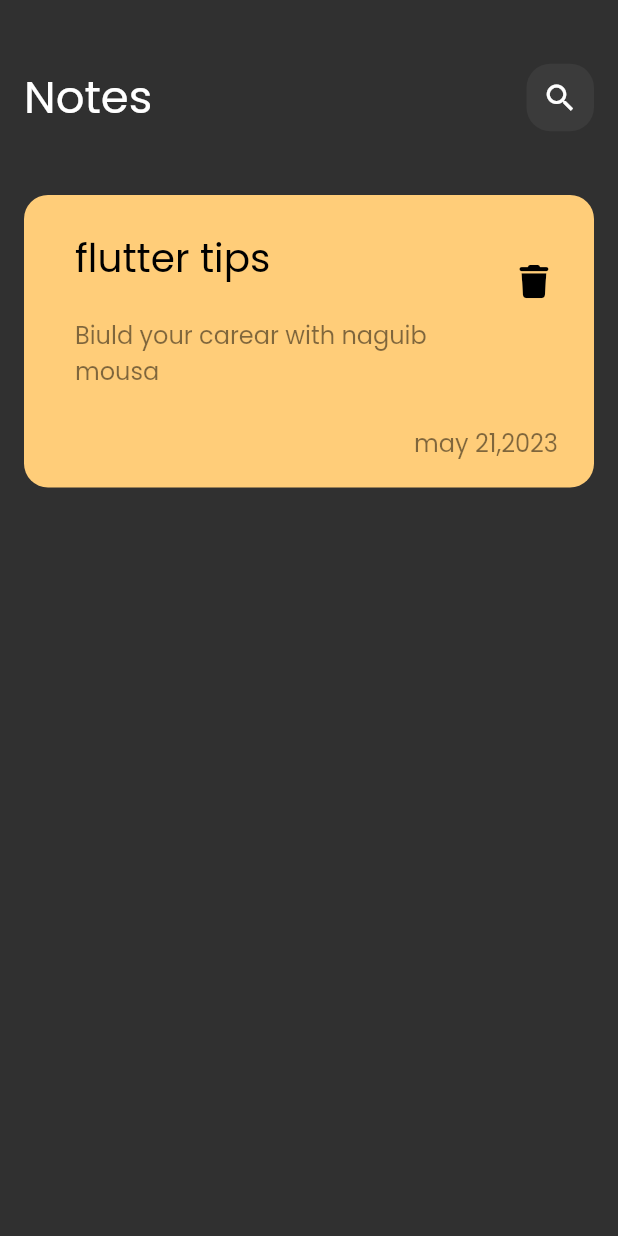
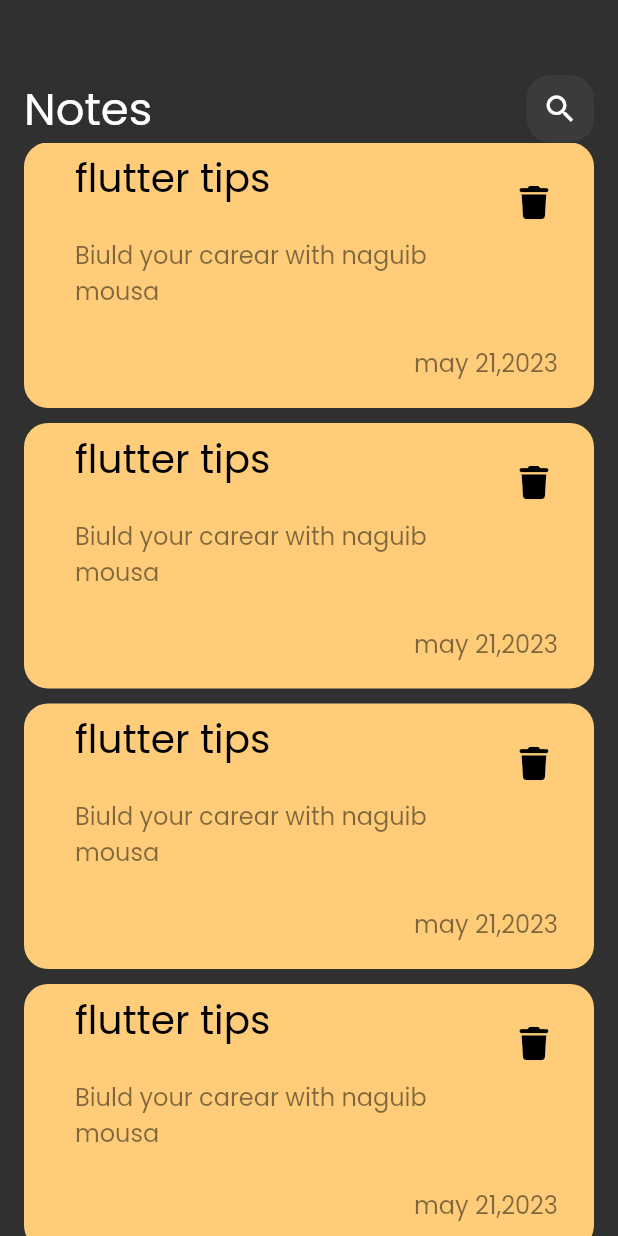
Before and after one commit to Naguib5/NotesApp, a Flutter app: the screen it shows after launch, on a phone screen of 412 x 824 dp. Run offline on Flutter 3.47's test engine with Material 2 defaults, Android fonts, the phone set to English and light mode, and no system bars; our stand-ins replace font_awesome_flutter.

Commit message:
create NotesListView.dart

```diff
--- /dev/null
+++ b/lib/widget/NotesListView.dart
@@ -0,0 +1,17 @@
+
+import 'package:flutter/cupertino.dart';
+
+import 'custom_notes_item.dart';
+
+class NotesListView extends StatelessWidget {
+  const NotesListView({super.key});
+  @override
+  Widget build(BuildContext context) {
+    return ListView.builder(itemBuilder: (context, index) {
+      return Padding(
+        padding: const EdgeInsets.only(bottom: 10),
+        child: const CustomNotesItem(),
+      );
+    });
+  }
+}
--- a/lib/widget/custom_app_bar.dart
+++ b/lib/widget/custom_app_bar.dart
@@ -1,4 +1,3 @@
-
 import 'package:flutter/cupertino.dart';
 import 'package:flutter/material.dart';
 import 'package:notes_app/widget/custom_search_icon.dart';
@@ -6,14 +5,18 @@ class CustomAppBar extends StatelessWidget {
   const CustomAppBar({super.key});
   @override
   Widget build(BuildContext context) {
-    return Row(
-      children: [
-        SizedBox(height: 130,),
-        Text('Notes',style: TextStyle(fontSize: 30),
-        ),
-        Spacer(),
-       CustomSearchIcon(),
-      ],
+    return Padding(
+      padding: const EdgeInsets.only(top: 50),
+      child: Row(
+        children: [
+          Text(
+            'Notes',
+            style: TextStyle(fontSize: 30),
+          ),
+          Spacer(),
+          CustomSearchIcon(),
+        ],
+      ),
     );
   }
 }
--- a/lib/widget/custom_notes_item.dart
+++ b/lib/widget/custom_notes_item.dart
@@ -10,7 +10,7 @@ class CustomNotesItem extends StatelessWidget {
       decoration: BoxDecoration(
           color: Color(0xffFFCD79), borderRadius: BorderRadius.circular(16)),
       child: Padding(
-        padding: const EdgeInsets.only(top: 18, bottom: 18, left: 18),
+        padding: const EdgeInsets.only(bottom: 18, left: 18),
         child: Column(
           crossAxisAlignment: CrossAxisAlignment.end,
           children: [
--- a/lib/widget/notes_view_body.dart
+++ b/lib/widget/notes_view_body.dart
@@ -3,16 +3,16 @@ import 'package:flutter/material.dart';
 import 'package:notes_app/widget/custom_app_bar.dart';
 import 'package:notes_app/widget/custom_notes_item.dart';
 
+import 'NotesListView.dart';
 class notes_view_body extends StatelessWidget {
-  const notes_view_body({super.key});
   @override
   Widget build(BuildContext context) {
     return Padding(
-      padding: const EdgeInsets.symmetric(horizontal: 16),
+      padding: EdgeInsets.symmetric(horizontal: 16),
       child: Column(
         children: [
           CustomAppBar(),
-          CustomNotesItem(),
+          Expanded(child: NotesListView()),
         ],
       ),
     );
```
